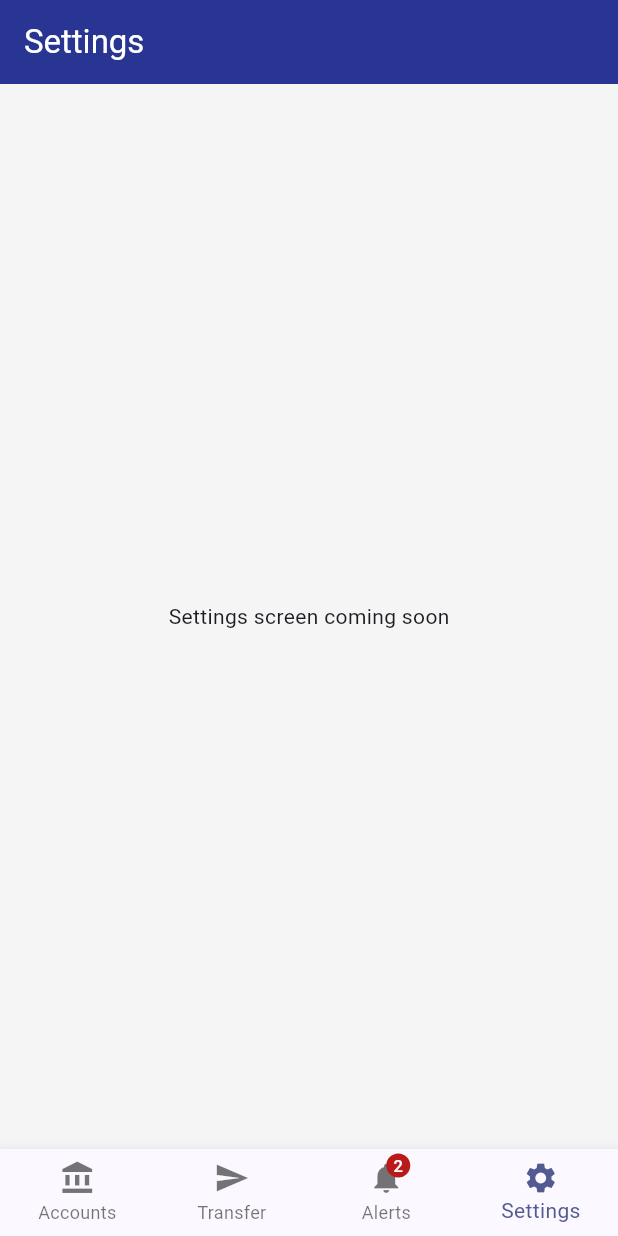
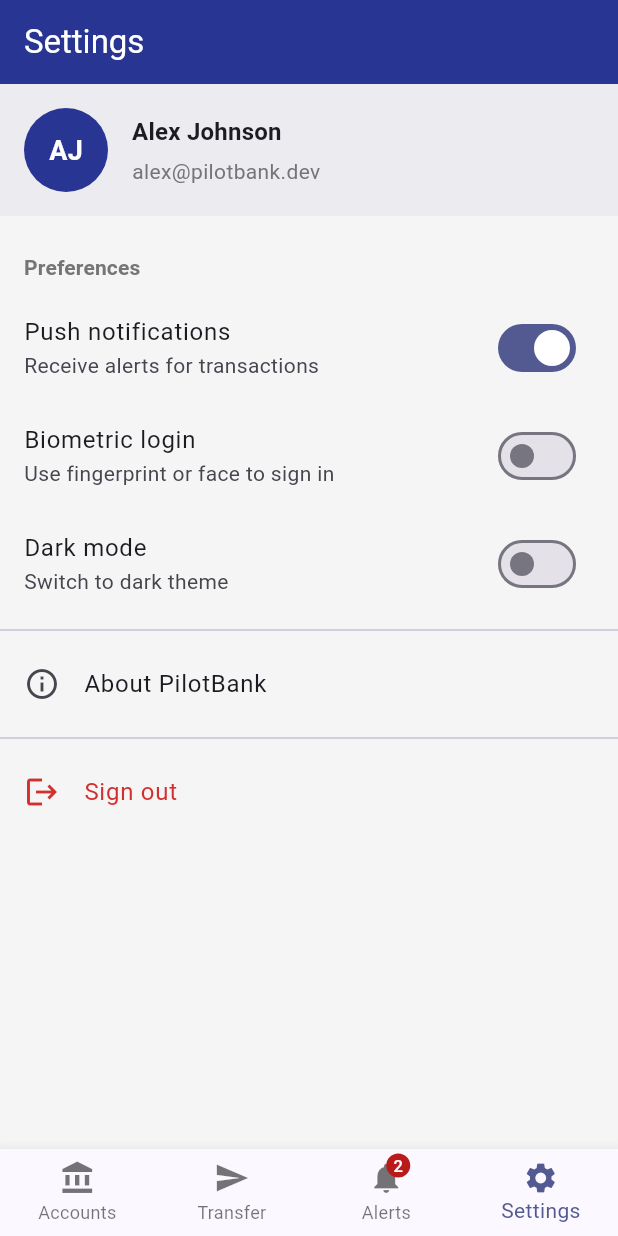
Before and after one commit to team360r/PilotBank, a Flutter app: the SettingsScreen screen opened by its route, on a phone screen of 412 x 824 dp. Run offline on Flutter 3.47's test engine with Material 3 defaults, Android fonts, the phone set to English and light mode, and no system bars; our stand-ins replace flutter_riverpod, go_router.

Commit message:
feat: write Chapter 8 — Radio Calls
Add settings screen with user info, toggle preferences, and sign-out.
Write chapter docs covering AI-generated dartdoc, commit messages, PR
descriptions, and the Radio Silence anti-pattern.

Co-Authored-By: Claude Opus 4.6 (1M context) <noreply@anthropic.com>

```diff
--- a/lib/screens/settings_screen.dart
+++ b/lib/screens/settings_screen.dart
@@ -1,14 +1,146 @@
 import 'package:flutter/material.dart';
+import 'package:flutter_riverpod/flutter_riverpod.dart';
+import '../data/mock_data.dart';
+import '../providers/auth_provider.dart';
+import '../theme/app_colors.dart';
 
-class SettingsScreen extends StatelessWidget {
+/// The settings screen displays user information, toggle preferences,
+/// app information, and a sign-out action.
+class SettingsScreen extends ConsumerStatefulWidget {
   const SettingsScreen({super.key});
+
+  @override
+  ConsumerState<SettingsScreen> createState() => _SettingsScreenState();
+}
+
+class _SettingsScreenState extends ConsumerState<SettingsScreen> {
+  bool _pushNotifications = true;
+  bool _biometricLogin = false;
+  bool _darkMode = false;
+
+  void _signOut() {
+    ref.read(authProvider.notifier).logout();
+  }
+
+  void _showAbout() {
+    showAboutDialog(
+      context: context,
+      applicationName: 'PilotBank',
+      applicationVersion: '1.0.0',
+      applicationLegalese: 'Built with Flutter and AI assistance.',
+    );
+  }
 
   @override
   Widget build(BuildContext context) {
     return Scaffold(
-      appBar: AppBar(title: const Text('Settings')),
-      body: const Center(
-        child: Text('Settings screen coming soon'),
+      appBar: AppBar(
+        title: const Text('Settings'),
+      ),
+      body: ListView(
+        children: [
+          // User info section
+          Container(
+            padding: const EdgeInsets.all(16),
+            color: AppColors.primary.withValues(alpha: 0.05),
+            child: Row(
+              children: [
+                CircleAvatar(
+                  radius: 28,
+                  backgroundColor: AppColors.primary,
+                  child: Text(
+                    mockUser.name.split(' ').map((n) => n[0]).join(),
+                    style: const TextStyle(
+                      color: Colors.white,
+                      fontSize: 18,
+                      fontWeight: FontWeight.w600,
+                    ),
+                  ),
+                ),
+                const SizedBox(width: 16),
+                Expanded(
+                  child: Column(
+                    crossAxisAlignment: CrossAxisAlignment.start,
+                    children: [
+                      Text(
+                        mockUser.name,
+                        style:
+                            Theme.of(context).textTheme.titleMedium?.copyWith(
+                                  fontWeight: FontWeight.w600,
+                                ),
+                      ),
+                      const SizedBox(height: 4),
+                      Text(
+                        mockUser.email,
+                        style: Theme.of(context).textTheme.bodyMedium?.copyWith(
+                              color: AppColors.textSecondary,
+                            ),
+                      ),
+                    ],
+                  ),
+                ),
+              ],
+            ),
+          ),
+
+          const SizedBox(height: 8),
+
+          // Preferences section
+          Padding(
+            padding: const EdgeInsets.only(left: 16, top: 16, bottom: 8),
+            child: Text(
+              'Preferences',
+              style: Theme.of(context).textTheme.titleSmall?.copyWith(
+                    color: AppColors.textSecondary,
+                    fontWeight: FontWeight.w600,
+                  ),
+            ),
+          ),
+
+          SwitchListTile(
+            title: const Text('Push notifications'),
+            subtitle: const Text('Receive alerts for transactions'),
+            value: _pushNotifications,
+            onChanged: (value) =>
+                setState(() => _pushNotifications = value),
+          ),
+
+          SwitchListTile(
+            title: const Text('Biometric login'),
+            subtitle: const Text('Use fingerprint or face to sign in'),
+            value: _biometricLogin,
+            onChanged: (value) =>
+                setState(() => _biometricLogin = value),
+          ),
+
+          SwitchListTile(
+            title: const Text('Dark mode'),
+            subtitle: const Text('Switch to dark theme'),
+            value: _darkMode,
+            onChanged: (value) => setState(() => _darkMode = value),
+          ),
+
+          const Divider(),
+
+          // About section
+          ListTile(
+            leading: const Icon(Icons.info_outline),
+            title: const Text('About PilotBank'),
+            onTap: _showAbout,
+          ),
+
+          const Divider(),
+
+          // Sign out
+          ListTile(
+            leading: const Icon(Icons.logout, color: AppColors.error),
+            title: const Text(
+              'Sign out',
+              style: TextStyle(color: AppColors.error),
+            ),
+            onTap: _signOut,
+          ),
+        ],
       ),
     );
   }
```
Also changed, not shown: 2 other files.
